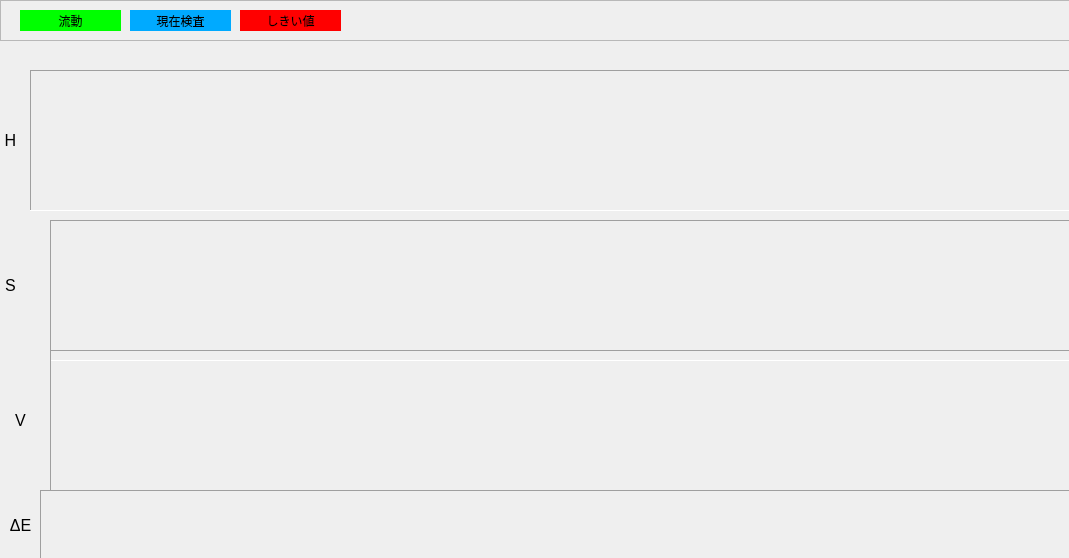
Qt form Algorithm/ColorDifference/SHowFlowGraphDialog.ui (OpenAA-Project/OpenAA-Inspection) before a commit.
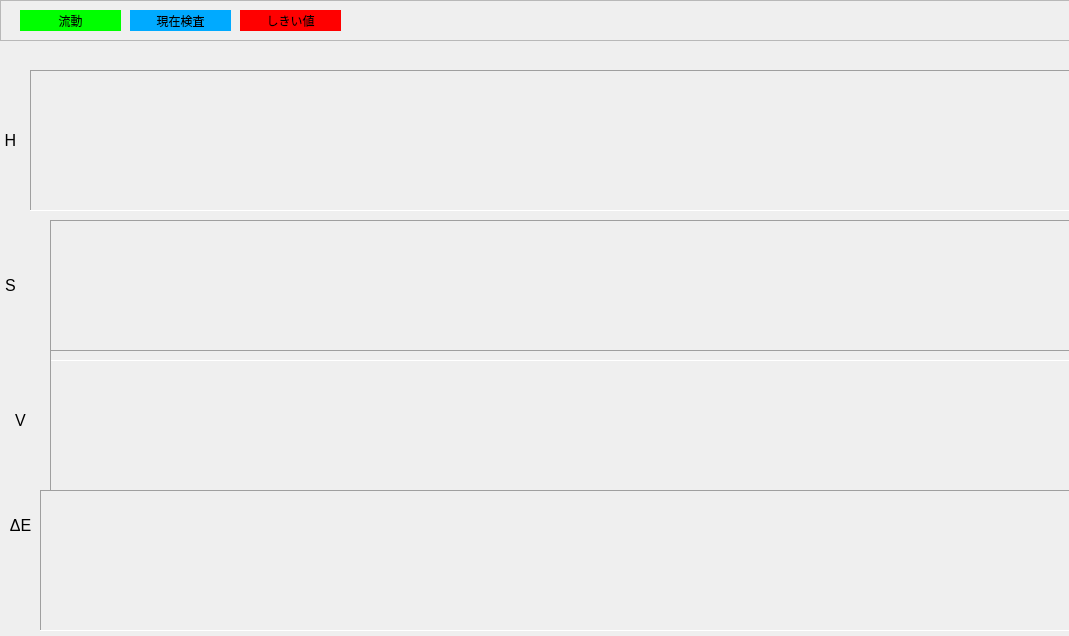
The same form after that commit.

```diff
--- a/Algorithm/ColorDifference/SHowFlowGraphDialog.ui
+++ b/Algorithm/ColorDifference/SHowFlowGraphDialog.ui
@@ -7,7 +7,7 @@
     <x>0</x>
     <y>0</y>
     <width>1069</width>
-    <height>558</height>
+    <height>636</height>
    </rect>
   </property>
   <property name="windowTitle">
```
Left out of the diff: 34 changed lines with no effect on the pictures.
